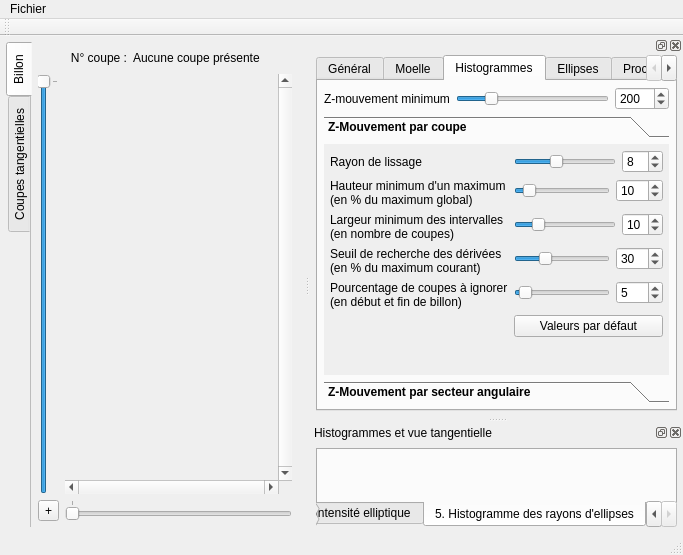
First picture: the form in ui/mainwindow.ui, repository akrah/TKDetection, before the edit.
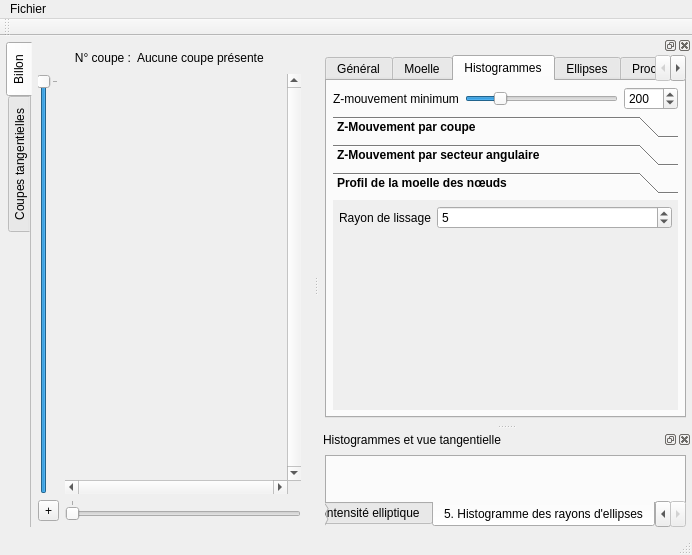
Second picture: the form after the edit. The open tabs and pages were chosen to show the change. Custom widgets are drawn as their Qt base class.

Commit message: Suite de l'amélioration de l'extraction de la moelle et début de l'amélioration des étapes suivantes.

Patch:
```diff
--- a/ui/mainwindow.ui
+++ b/ui/mainwindow.ui
@@ -6,7 +6,7 @@
    <rect>
     <x>0</x>
     <y>0</y>
-    <width>683</width>
+    <width>692</width>
     <height>555</height>
    </rect>
   </property>
@@ -243,8 +243,8 @@
     <rect>
      <x>0</x>
      <y>0</y>
-     <width>683</width>
-     <height>29</height>
+     <width>692</width>
+     <height>25</height>
     </rect>
    </property>
    <widget class="QMenu" name="menuFichier">
@@ -1212,8 +1212,8 @@
              <rect>
               <x>0</x>
               <y>0</y>
-              <width>380</width>
-              <height>282</height>
+              <width>388</width>
+              <height>248</height>
              </rect>
             </property>
             <attribute name="label">
@@ -1798,6 +1798,50 @@
              </item>
             </layout>
            </widget>
+           <widget class="QWidget" name="page_2">
+            <property name="geometry">
+             <rect>
+              <x>0</x>
+              <y>0</y>
+              <width>335</width>
+              <height>115</height>
+             </rect>
+            </property>
+            <attribute name="label">
+             <string>Profil de la moelle des nœuds</string>
+            </attribute>
+            <layout class="QFormLayout" name="formLayout_8">
+             <item row="0" column="0">
+              <widget class="QLabel" name="label_30">
+               <property name="font">
+                <font>
+                 <weight>50</weight>
+                 <bold>false</bold>
+                </font>
+               </property>
+               <property name="text">
+                <string>Rayon de lissage</string>
+               </property>
+              </widget>
+             </item>
+             <item row="0" column="1">
+              <widget class="QSpinBox" name="_spinKnotPithProfileSmoothingRadius">
+               <property name="font">
+                <font>
+                 <weight>50</weight>
+                 <bold>false</bold>
+                </font>
+               </property>
+               <property name="maximum">
+                <number>40</number>
+               </property>
+               <property name="value">
+                <number>5</number>
+               </property>
+              </widget>
+             </item>
+            </layout>
+           </widget>
           </widget>
          </item>
         </layout>
```
Left out of the diff: 48 changed lines with no effect on the pictures. The commit also changes 6 other files.
